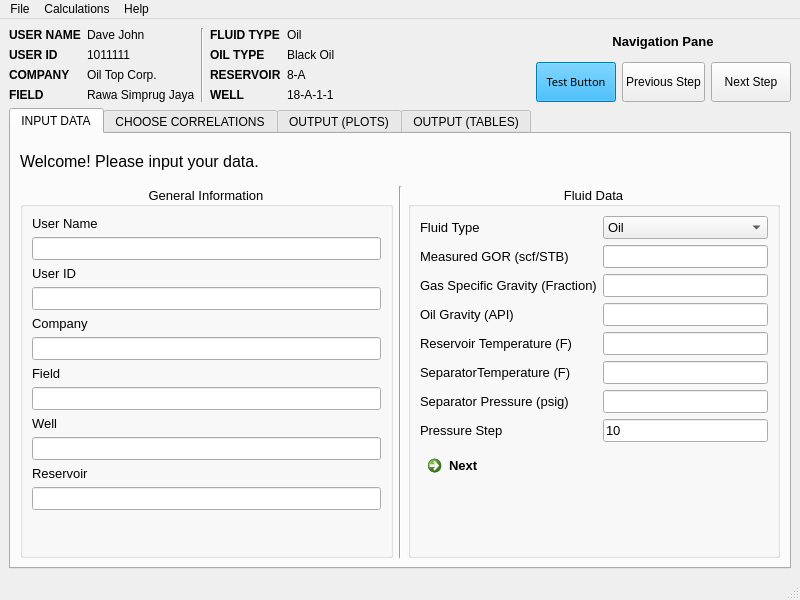
Qt form guikorelasi.ui (mochnaufals/pvt-calculator-fr) before a commit.
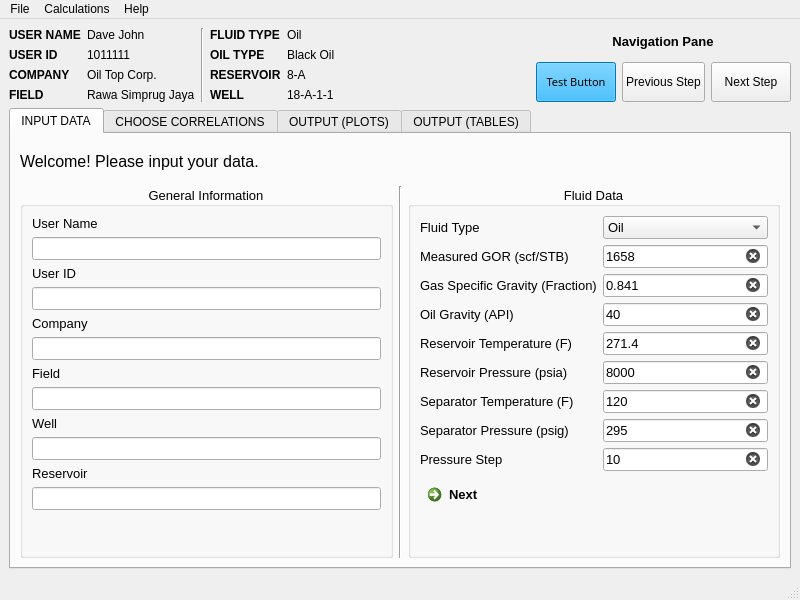
The same form after that commit.

What changed in the file:
```diff
--- a/guikorelasi.ui
+++ b/guikorelasi.ui
@@ -386,9 +386,6 @@
           <height>16</height>
          </size>
         </property>
-        <property name="elideMode">
-         <enum>Qt::ElideNone</enum>
-        </property>
         <property name="usesScrollButtons">
          <bool>false</bool>
         </property>
@@ -573,7 +570,14 @@
                   </widget>
                  </item>
                  <item row="1" column="1">
-                  <widget class="QLineEdit" name="measuredGORScfSTBLineEdit"/>
+                  <widget class="QLineEdit" name="measuredGORScfSTBLineEdit">
+                   <property name="text">
+                    <string>1658</string>
+                   </property>
+                   <property name="clearButtonEnabled">
+                    <bool>true</bool>
+                   </property>
+                  </widget>
                  </item>
                  <item row="2" column="0">
                   <widget class="QLabel" name="gasSpecificGravityFractionLabel">
@@ -583,7 +587,14 @@
                   </widget>
                  </item>
                  <item row="2" column="1">
-                  <widget class="QLineEdit" name="gasSpecificGravityFractionLineEdit"/>
+                  <widget class="QLineEdit" name="gasSpecificGravityFractionLineEdit">
+                   <property name="text">
+                    <string>0.841</string>
+                   </property>
+                   <property name="clearButtonEnabled">
+                    <bool>true</bool>
+                   </property>
+                  </widget>
                  </item>
                  <item row="3" column="0">
                   <widget class="QLabel" name="oilGravityAPILabel">
@@ -593,7 +604,14 @@
                   </widget>
                  </item>
                  <item row="3" column="1">
-                  <widget class="QLineEdit" name="oilGravityAPILineEdit"/>
+                  <widget class="QLineEdit" name="oilGravityAPILineEdit">
+                   <property name="text">
+                    <string>40</string>
+                   </property>
+                   <property name="clearButtonEnabled">
+                    <bool>true</bool>
+                   </property>
+                  </widget>
                  </item>
                  <item row="4" column="0">
                   <widget class="QLabel" name="reservoirTemperatureFLabel">
@@ -603,36 +621,57 @@
                   </widget>
                  </item>
                  <item row="4" column="1">
-                  <widget class="QLineEdit" name="reservoirTemperatureFLineEdit"/>
-                 </item>
-                 <item row="5" column="0">
-                  <widget class="QLabel" name="separatorTemperatureFLabel">
+                  <widget class="QLineEdit" name="reservoirTemperatureFLineEdit">
                    <property name="text">
-                    <string>SeparatorTemperature (F)</string>
+                    <string>271.4</string>
+                   </property>
+                   <property name="clearButtonEnabled">
+                    <bool>true</bool>
                    </property>
                   </widget>
                  </item>
-                 <item row="5" column="1">
-                  <widget class="QLineEdit" name="separatorTemperatureFLineEdit"/>
-                 </item>
                  <item row="6" column="0">
-                  <widget class="QLabel" name="separatorPressurePsigLabel">
+                  <widget class="QLabel" name="separatorTemperatureFLabel">
                    <property name="text">
-                    <string>Separator Pressure (psig)</string>
+                    <string>Separator Temperature (F)</string>
                    </property>
                   </widget>
                  </item>
                  <item row="6" column="1">
-                  <widget class="QLineEdit" name="separatorPressurePsigLineEdit"/>
+                  <widget class="QLineEdit" name="separatorTemperatureFLineEdit">
+                   <property name="text">
+                    <string>120</string>
+                   </property>
+                   <property name="clearButtonEnabled">
+                    <bool>true</bool>
+                   </property>
+                  </widget>
                  </item>
                  <item row="7" column="0">
+                  <widget class="QLabel" name="separatorPressurePsigLabel">
+                   <property name="text">
+                    <string>Separator Pressure (psig)</string>
+                   </property>
+                  </widget>
+                 </item>
+                 <item row="7" column="1">
+                  <widget class="QLineEdit" name="separatorPressurePsigLineEdit">
+                   <property name="text">
+                    <string>295</string>
+                   </property>
+                   <property name="clearButtonEnabled">
+                    <bool>true</bool>
+                   </property>
+                  </widget>
+                 </item>
+                 <item row="8" column="0">
                   <widget class="QLabel" name="pressureStepLabel">
                    <property name="text">
                     <string>Pressure Step</string>
                    </property>
                   </widget>
                  </item>
-                 <item row="7" column="1">
+                 <item row="8" column="1">
                   <widget class="QLineEdit" name="pressureStepLineEdit">
                    <property name="toolTip">
                     <string>For plotting the data</string>
@@ -643,6 +682,26 @@
                    <property name="text">
                     <string>10</string>
                    </property>
+                   <property name="clearButtonEnabled">
+                    <bool>true</bool>
+                   </property>
+                  </widget>
+                 </item>
+                 <item row="5" column="0">
+                  <widget class="QLabel" name="reservoirPressurePsiaLabel">
+                   <property name="text">
+                    <string>Reservoir Pressure (psia)</string>
+                   </property>
+                  </widget>
+                 </item>
+                 <item row="5" column="1">
+                  <widget class="QLineEdit" name="reservoirPressurePsiaLineEdit">
+                   <property name="text">
+                    <string>8000</string>
+                   </property>
+                   <property name="clearButtonEnabled">
+                    <bool>true</bool>
+                   </property>
                   </widget>
                  </item>
                 </layout>
```
Left out of the diff: 228 changed lines with no effect on the pictures.
